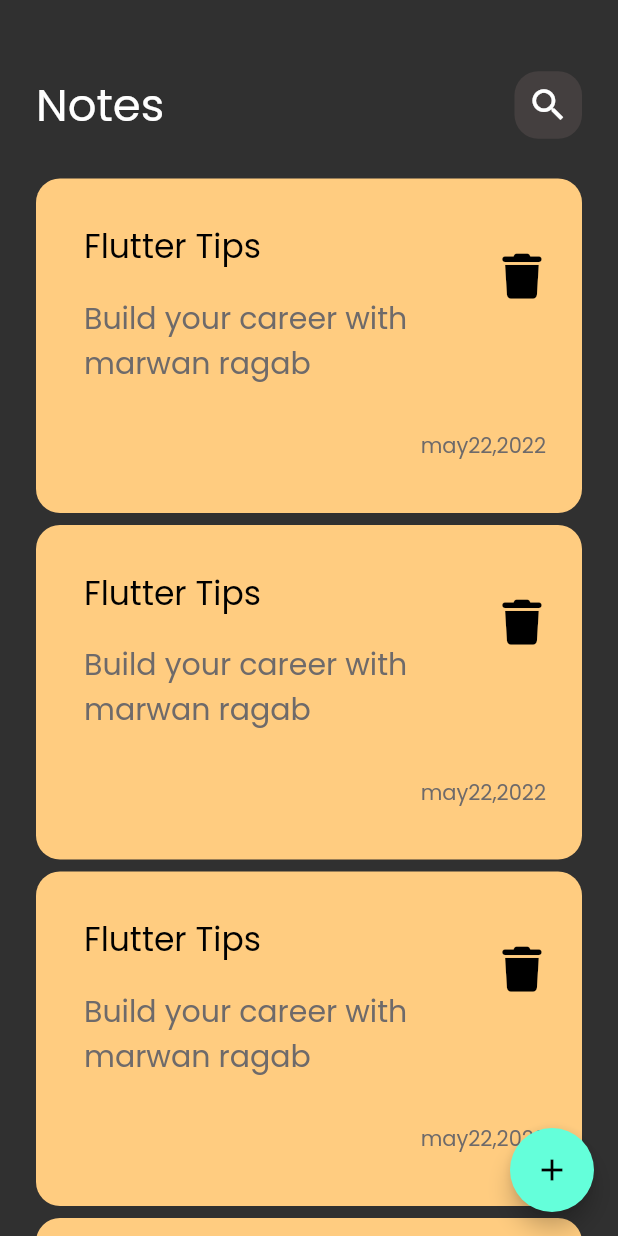
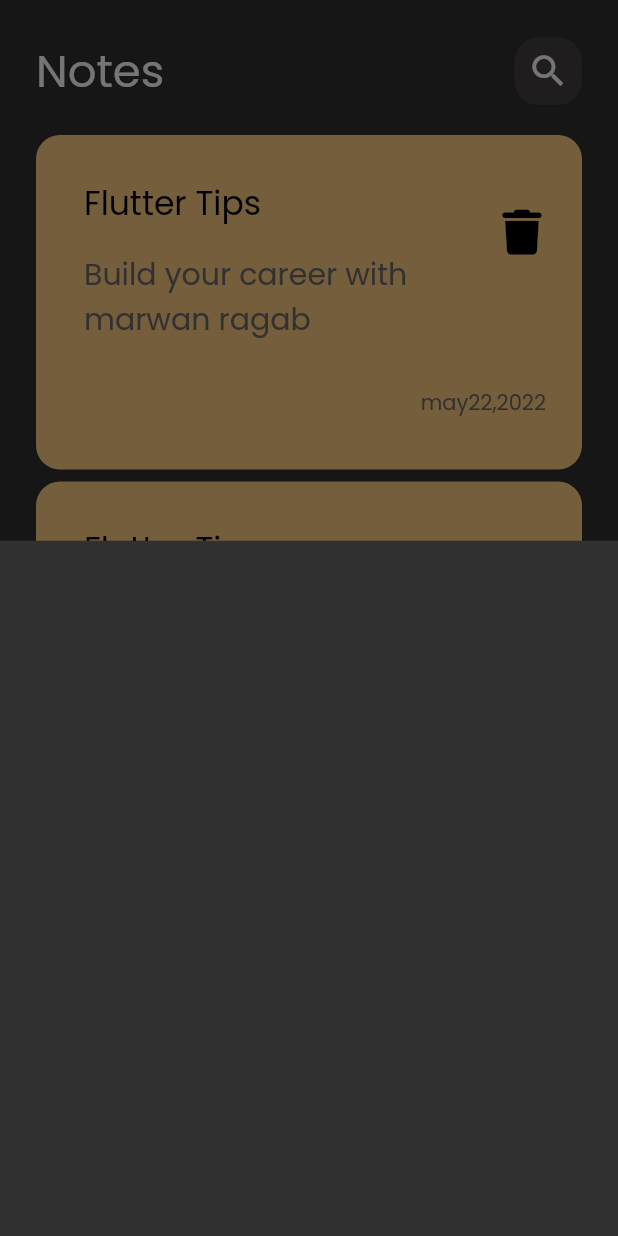
Before and after one commit to MarwanZeros111/notes_app, a Flutter app: the screen it shows after launch, after a tap on the "add" icon, on a phone screen of 412 x 824 dp. Run offline on Flutter 3.47's test engine with Material 2 defaults, Android fonts, the phone set to English and light mode, and no system bars; our stand-ins replace font_awesome_flutter.

```diff
--- a/app_note/lib/Views/note_view.dart
+++ b/app_note/lib/Views/note_view.dart
@@ -1,3 +1,4 @@
+import 'package:app_note/Views/widget/add_note_bottom_cheet.dart';
 import 'package:app_note/Views/widget/note_view_body.dart';
 import 'package:flutter/material.dart';
 
@@ -8,7 +9,13 @@ class noteView extends StatelessWidget {
   Widget build(BuildContext context) {
     return Scaffold(
       floatingActionButton: FloatingActionButton(
-        onPressed: () {},
+        onPressed: () {
+          showModalBottomSheet(
+              context: context,
+              builder: (context) {
+                return bottomsheet();
+              });
+        },
         child: Icon(Icons.add),
       ),
       body: noteViewBody(),
--- /dev/null
+++ b/app_note/lib/Views/widget/add_note_bottom_cheet.dart
@@ -0,0 +1,10 @@
+import 'package:flutter/material.dart';
+
+class bottomsheet extends StatelessWidget {
+  const bottomsheet({super.key});
+
+  @override
+  Widget build(BuildContext context) {
+    return Container();
+  }
+}
--- a/app_note/lib/Views/widget/custmo_app_bar.dart
+++ b/app_note/lib/Views/widget/custmo_app_bar.dart
@@ -9,7 +9,7 @@ class customAppBar extends StatelessWidget {
     return Row(
       children: [
         SizedBox(
-          height: 90,
+          height: 30,
         ),
         Text(
           'Notes',
--- a/app_note/lib/Views/widget/notes_list_view.dart
+++ b/app_note/lib/Views/widget/notes_list_view.dart
@@ -6,11 +6,14 @@ class ListviewItem extends StatelessWidget {
 
   @override
   Widget build(BuildContext context) {
-    return ListView.builder(itemBuilder: (context, i) {
-      return Padding(
-        padding: const EdgeInsets.symmetric(vertical: 4),
-        child: notesitem(),
-      );
-    });
+    return Padding(
+      padding: const EdgeInsets.symmetric(vertical: 16),
+      child: ListView.builder(itemBuilder: (context, i) {
+        return Padding(
+          padding: const EdgeInsets.symmetric(vertical: 4),
+          child: notesitem(),
+        );
+      }),
+    );
   }
 }
```
